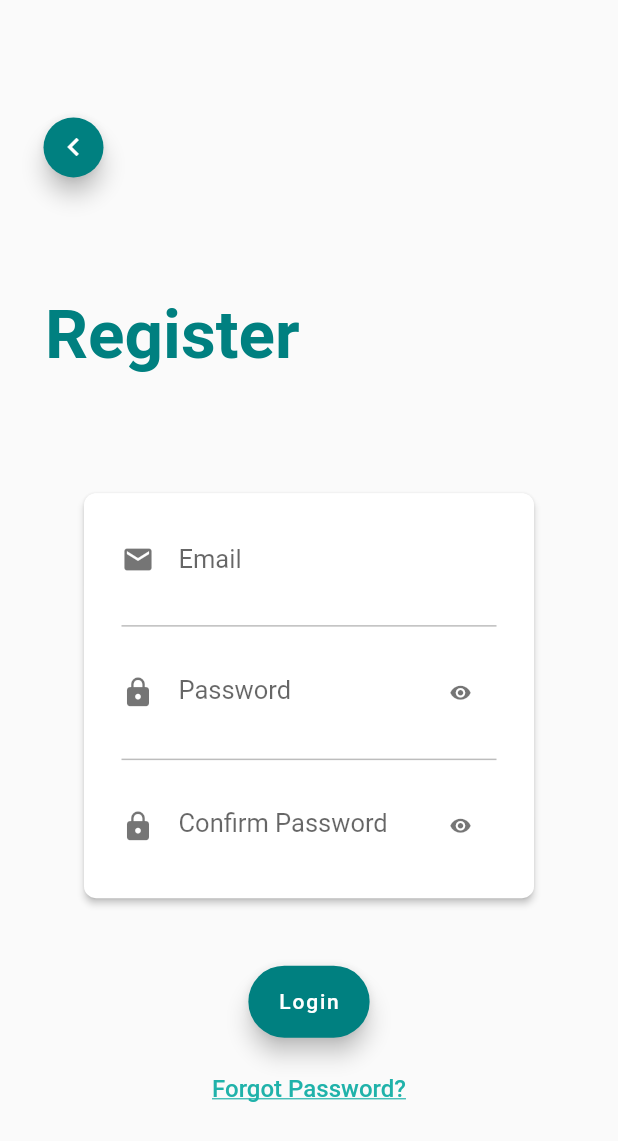
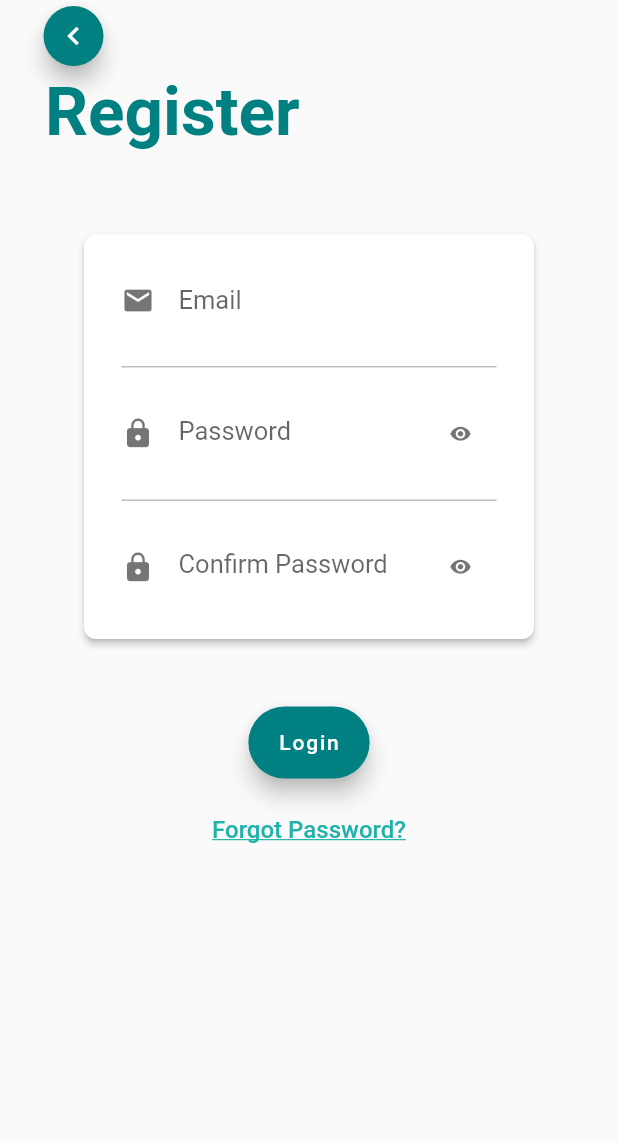
Before and after one commit to Fidjis/MyTODO-s, a Flutter app: the screen it shows after launch, after a tap on "Registrar", on a phone screen of 412 x 824 dp. Shown: the top 1141 px of the screen. Run offline on Flutter 3.47's test engine with Material 2 defaults, Android fonts, the phone set to English and light mode, and no system bars; our stand-ins replace flutter_mobx, mobx, shared_preferences; missing offline and left inert: hasura_connect; accounts and stored records are empty; generated files the repository leaves out were written again; Roboto replaces fonts that are missing (WorkSansMedium, WorkSansSemiBold).

Commit message:
Refatoração completa

```diff
--- a/lib/helper/consts.dart
+++ b/lib/helper/consts.dart
@@ -1,5 +1,10 @@
+import 'package:flutter/material.dart';
+
 class Consts {
   static String userID;
   static String userName;
   static String userEmail;
+  static final primaryColor = const Color(0xFF008080);
+  static final segundaryColor = Colors.white;
+  static final terciaryColor = const Color(0xFF20B2AA);
 }
--- a/lib/screens/intro_screen.dart
+++ b/lib/screens/intro_screen.dart
@@ -4,10 +4,8 @@ import 'package:flutter/material.dart';
 import 'package:my_todo_s/helper/auth_service.dart';
 import 'package:my_todo_s/helper/consts.dart';
 import 'package:my_todo_s/helper/helper_functions.dart';
-import 'package:my_todo_s/models/user_model.dart';
 import 'package:my_todo_s/screens/home_screen.dart';
 import 'package:my_todo_s/screens/login_screen.dart';
-import 'package:my_todo_s/services/database.dart';
 import 'package:my_todo_s/stores/principal_store.dart';
 import 'package:flutter_mobx/flutter_mobx.dart';
 
@@ -18,9 +16,6 @@ class IntroScreen extends StatefulWidget {
 
 class _IntroScreenState extends State<IntroScreen> {
 
-  var primaryColor = const Color(0xFF008080);
-  var segundaryColor = Colors.white;
-  var terciaryColor = const Color(0xFF20B2AA);
   AuthService authService = new AuthService();
   final store = PrincipalSt();
 
@@ -61,10 +56,10 @@ class _IntroScreenState extends State<IntroScreen> {
           buildBackgroundAppName(),
           buildBackgroundAppNameShadow(),
           _buildBottom(),
-          FloatingActionButton(onPressed: () async {
-            bool user = await DatabaseMethods().createTask("d4b95036-9d63-4356-814a-3a20768b10ce", "teste 1");
-            print(user);
-          })
+          // FloatingActionButton(onPressed: () async {
+          //   bool user = await DatabaseMethods().createTask("d4b95036-9d63-4356-814a-3a20768b10ce", "teste 1");
+          //   print(user);
+          // })
         ],
       ),
     ));
@@ -88,7 +83,7 @@ class _IntroScreenState extends State<IntroScreen> {
               },
               child: Padding(
                 padding: const EdgeInsets.all(8.0),
-                child: Text('Registrar', style: TextStyle(color: primaryColor),),
+                child: Text('Registrar', style: TextStyle(color: Consts.primaryColor),),
               ),
             ),
             Container(
@@ -96,7 +91,7 @@ class _IntroScreenState extends State<IntroScreen> {
                 gradient: new LinearGradient(
                   colors: [
                     Colors.white10,
-                    primaryColor,
+                    Consts.primaryColor,
                   ],
                   begin: const FractionalOffset(0.0, 0.0),
                   end: const FractionalOffset(1.0, 1.0),
@@ -111,7 +106,7 @@ class _IntroScreenState extends State<IntroScreen> {
               child: Text(
                 "Ou",
                 style: TextStyle(
-                  color: primaryColor,
+                  color: Consts.primaryColor,
                   fontSize: 16.0,
                   fontFamily: "WorkSansMedium"),
               ),
@@ -120,7 +115,7 @@ class _IntroScreenState extends State<IntroScreen> {
               decoration: BoxDecoration(
                 gradient: new LinearGradient(
                   colors: [
-                    primaryColor,
+                    Consts.primaryColor,
                     Colors.white10,
                   ],
                   begin: const FractionalOffset(0.0, 0.0),
@@ -133,7 +128,7 @@ class _IntroScreenState extends State<IntroScreen> {
             ),
             ElevatedButton(
               style: ElevatedButton.styleFrom(
-                primary: primaryColor, // background
+                primary: Consts.primaryColor, // background
                 onPrimary: Colors.white, // foreground
               ),
               onPressed: () {
@@ -142,7 +137,7 @@ class _IntroScreenState extends State<IntroScreen> {
               },
               child: Padding(
                 padding: const EdgeInsets.fromLTRB(14.0, 8.0, 14.0, 8.0),
-                child: Text('Login', style: TextStyle(color: segundaryColor),),
+                child: Text('Login', style: TextStyle(color: Consts.segundaryColor),),
               ),
             )
           ],
@@ -157,7 +152,7 @@ class _IntroScreenState extends State<IntroScreen> {
       child: Text(
         "MyTODO's",
         style: TextStyle(
-          color: primaryColor,
+          color: Consts.primaryColor,
           fontSize: 50,
           fontFamily: "Lobster",
           fontWeight: FontWeight.bold,
--- a/lib/screens/login_screen.dart
+++ b/lib/screens/login_screen.dart
@@ -1,6 +1,10 @@
 import 'package:flutter/material.dart';
+import 'package:flutter_mobx/flutter_mobx.dart';
 import 'package:my_todo_s/helper/auth_service.dart';
+import 'package:my_todo_s/helper/consts.dart';
+import 'package:my_todo_s/helper/helper_functions.dart';
 import 'package:my_todo_s/screens/home_screen.dart';
+import 'package:my_todo_s/stores/principal_store.dart';
 
 class LoginScreen extends StatefulWidget {
 
@@ -19,14 +23,12 @@ class _LoginScreenState extends State<LoginScreen> {
   bool visibleSenha2 = false;
   double heightNewAcc = 0;
 
+  final store = PrincipalSt();
+
   final GlobalKey<ScaffoldState> _scaffoldKey = new GlobalKey<ScaffoldState>();
   TextEditingController loginEmailController = new TextEditingController();
   TextEditingController loginPasswordController01 = new TextEditingController();
   TextEditingController loginPasswordController02 = new TextEditingController();
-
-  var primaryColor = const Color(0xFF008080);
-  var segundaryColor = Colors.white;
-  var terciaryColor = const Color(0xFF20B2AA);
 
   @override
   void initState() {
@@ -41,26 +43,53 @@ class _LoginScreenState extends State<LoginScreen> {
     super.initState();
   }
 
-  _chageModeWithDeley(bool val){
-    Future.delayed(const Duration(milliseconds: 3000), () {
-      setState(() {
-        newAcc = val;
-      });
-    });
+  @override
+  Widget build(BuildContext context) {
+    final screenWidth = MediaQuery.of(context).size.width;
+    final screenHeight = MediaQuery.of(context).size.height;
+    if (screenWidth < 600.0) { //smartphones
+      return _buildBody();
+    }
+    else if (screenWidth < 1000.0) { //tablet
+      return Stack(
+        children: [
+          Image.asset('assets/background_large.jpeg', fit: BoxFit.cover, height: double.infinity, width: double.infinity, alignment: Alignment.center,),
+          Container(
+            margin: EdgeInsets.fromLTRB(screenWidth * 0.2, screenHeight * 0.1, screenWidth * 0.2, screenHeight * 0.1),
+            child: Card(elevation: 9, shape: RoundedRectangleBorder( borderRadius: BorderRadius.circular(30.0),), child: _buildBody(),),
+          ),
+        ],
+      );
+    }
+    else { //navegador e Desktop
+      return Stack(
+        children: [
+          Image.asset('assets/background_large.jpeg', fit: BoxFit.cover, height: double.infinity, width: double.infinity, alignment: Alignment.center,),
+          Container(
+            margin: EdgeInsets.fromLTRB(screenWidth * 0.2, screenHeight * 0.1, screenWidth * 0.2, screenHeight * 0.1),
+            child: Card(elevation: 9, shape: RoundedRectangleBorder( borderRadius: BorderRadius.circular(30.0),), child: _buildBody(),),
+          ),
+        ],
+      );
+    }
   }
 
-  @override
-  Widget build(BuildContext context) {
-    return Scaffold(
+  _buildBody() {
+    return Observer(
+      builder: (_) =>Scaffold(
       key: _scaffoldKey,
       body: SafeArea(
+        child: SingleChildScrollView(
           child: Column(
             mainAxisAlignment: MainAxisAlignment.spaceEvenly,
             crossAxisAlignment: CrossAxisAlignment.start,
             children: [
               Padding(
                 padding: const EdgeInsets.only(left: 25.0),
-              child: FloatingActionButton(mini: true, backgroundColor: primaryColor, onPressed: (){Navigator.of(context).pop();}, child: Icon(Icons.keyboard_arrow_left_outlined), ),
+                child: FloatingActionButton(mini: true, backgroundColor: Consts.primaryColor, onPressed: (){
+                  Navigator.of(context).pop();
+                },
+                child: Icon(Icons.keyboard_arrow_left_outlined),),
               ),
               Padding(
                 padding: const EdgeInsets.only(left: 30.0),
@@ -69,31 +98,16 @@ class _LoginScreenState extends State<LoginScreen> {
                   style: TextStyle(
                     fontSize: 45,
                     fontWeight: FontWeight .bold,
-                  color: primaryColor
+                    color: Consts.primaryColor
                   )
                 ),
               ),
-            _buildSignIn(),
+              SizedBox(height:50),
+              Center(child:_buildSignIn()),
             ],
           ),
         ),
-    );
-  }
-
-  void showInSnackBar(String value) {
-    FocusScope.of(context).requestFocus(new FocusNode());
-    _scaffoldKey.currentState?.removeCurrentSnackBar();
-    _scaffoldKey.currentState.showSnackBar(new SnackBar(
-      content: new Text(
-        value,
-        textAlign: TextAlign.center,
-        style: TextStyle(
-            color: Colors.white,
-            fontSize: 16.0,
-            fontFamily: "WorkSansSemiBold"),
       ),
-      backgroundColor: terciaryColor,
-      duration: Duration(seconds: 3),
     ));
   }
 
@@ -259,7 +273,9 @@ class _LoginScreenState extends State<LoginScreen> {
             padding: const EdgeInsets.only(top: 40.0),
             child: FloatingActionButton.extended(
               onPressed: (){
-                setState(() {
+                if(!store.isLoading){//evitar duplo click
+
+                    store.setIsLoading(true);
                     if(loginPasswordController01.text.length > 4 && RegExp(r"^[a-zA-Z0-9.!#$%&'*+/=?^_`{|}~-]+@[a-zA-Z0-9](?:[a-zA-Z0-9-]{0,253}[a-zA-Z0-9])?(?:\.[a-zA-Z0-9](?:[a-zA-Z0-9-]{0,253}[a-zA-Z0-9])?)*$").hasMatch(loginEmailController.text)){
                       if(newAcc){
                         if(loginPasswordController01.text == loginPasswordController02.text) {
@@ -267,10 +283,12 @@ class _LoginScreenState extends State<LoginScreen> {
                             if(sucess)
                               Navigator.pushReplacement(context, MaterialPageRoute(builder: (context) => HomeScreen()));
                             else
-                            showInSnackBar("Error!");
+                              HelperFunctions.showInSnackBar("Error!", _scaffoldKey, context, Consts.terciaryColor);
+                            store.setIsLoading(false);
                           });
                         }else{
-                        showInSnackBar("Password not match!");
+                          HelperFunctions.showInSnackBar("Password not match!", _scaffoldKey, context, Consts.terciaryColor);
+                          store.setIsLoading(false);
                         }
                       }
                       else{
@@ -278,30 +296,33 @@ class _LoginScreenState extends State<LoginScreen> {
                           if(sucess)
                             Navigator.pushReplacement(context, MaterialPageRoute(builder: (context) => HomeScreen()));
                           else
-                          showInSnackBar("Incorrect credentials");
+                            HelperFunctions.showInSnackBar("Incorrect credentials", _scaffoldKey, context, Consts.terciaryColor);
+                          store.setIsLoading(false);
                         });
                       }
                     }else{
-                    showInSnackBar("Fill in all the fields!");
+                      HelperFunctions.showInSnackBar("Fill in all the fields!", _scaffoldKey, context, Consts.terciaryColor);
+                      store.setIsLoading(false);
                     }
-                });
+
+                }
               },
               heroTag: "login",
-              label: Text("Login", style: TextStyle(color: Colors.white)),
-              backgroundColor: primaryColor,
+              label: store.isLoading ? CircularProgressIndicator(valueColor: AlwaysStoppedAnimation<Color>(Consts.segundaryColor),) : Text("Login", style: TextStyle(color: Colors.white)),
+              backgroundColor: Consts.primaryColor,
             ),
           ),
           Padding(
             padding: EdgeInsets.only(top: 10.0),
             child: TextButton(
               onPressed: () {
-                showInSnackBar("Wait for updates!");
+                HelperFunctions.showInSnackBar("Wait for updates!", _scaffoldKey, context, Consts.terciaryColor);
               },
               child: Text(
                 "Forgot Password?",
                 style: TextStyle(
                   decoration: TextDecoration.underline,
-                  color: terciaryColor,
+                  color: Consts.terciaryColor,
                   fontSize: 16.0,
                   fontFamily: "WorkSansMedium"),
               )
--- a/lib/stores/principal_store.dart
+++ b/lib/stores/principal_store.dart
@@ -15,11 +15,15 @@ abstract class PrincipalStBase with Store {
 
     @observable
     bool isLogged = false;
+
     @observable
     bool isLoading = false;
 
-    @computed
-    bool get issLoading => isLoading;
+    @observable
+    bool isLoadingTaskToDo = true;
+
+    @observable
+    bool isLoadingTaskDone = true;
 
     @action
     setLogged(bool val) {
@@ -30,4 +34,14 @@ abstract class PrincipalStBase with Store {
     setIsLoading(bool val) {
       isLoading = val;
     }
+
+    @action
+    setIsLoadingTaskDone(bool val) {
+      isLoadingTaskDone = val;
+    }
+
+    @action
+    setiIsLoadingTaskToDo(bool val) {
+      isLoadingTaskToDo = val;
+    }
 }
```
Also changed, not shown: lib/helper/helper_functions.dart (+18 -0 lines), lib/screens/home_screen.dart (+66 -35 lines), lib/services/database.dart (+23 -0 lines), lib/widgets/checkbox_widget.dart (+44 -7 lines), lib/stores/principal_store.g.dart. Lines whose indentation alone changed are shown as unchanged.
